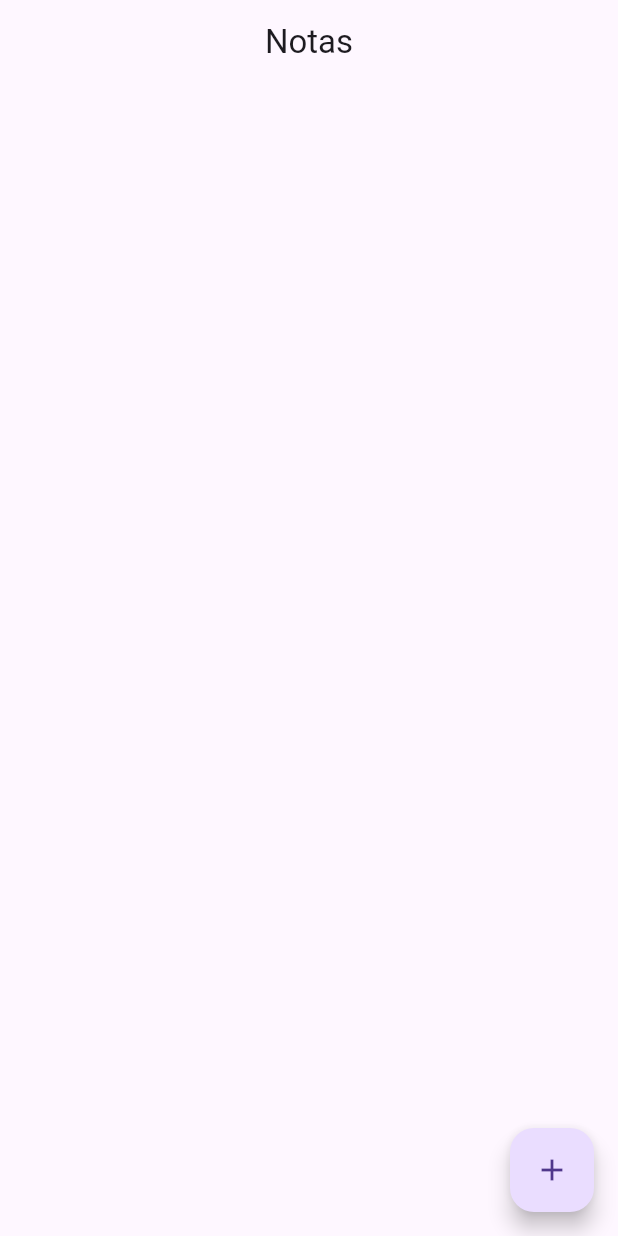
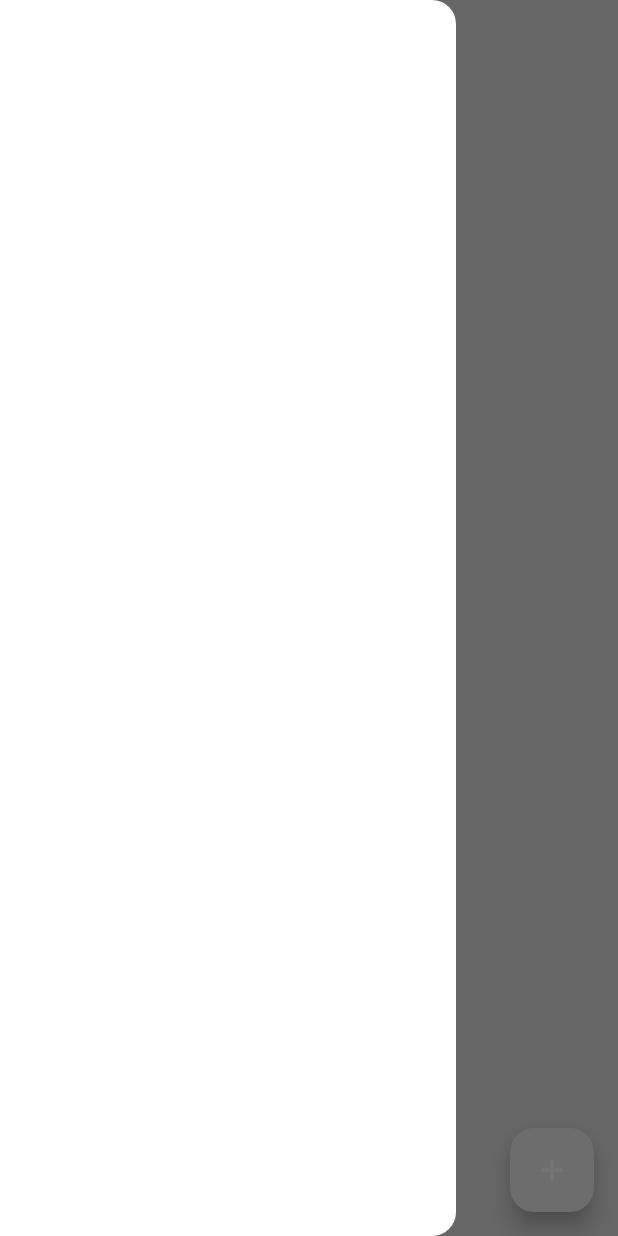
Before and after one commit to Wpylson/new_todo, a Flutter app: the screen it shows after launch, with the side drawer open (before the commit the screen has no drawer), on a phone screen of 412 x 824 dp. Run offline on Flutter 3.47's test engine with Material 3 defaults, Android fonts, the phone set to English and light mode, and no system bars; our stand-ins replace google_fonts, isar; accounts and stored records are empty; generated files the repository leaves out were written again.

Commit message:
Updated Home Screen

```diff
--- a/lib/app_main.dart
+++ b/lib/app_main.dart
@@ -1,13 +1,16 @@
 import 'package:flutter/material.dart';
 import 'package:new_todo/screens/home_screen.dart';
+import 'package:new_todo/theme/theme_provider.dart';
+import 'package:provider/provider.dart';
 
 class MyApp extends StatelessWidget {
   const MyApp({super.key});
   @override
   Widget build(BuildContext context) {
-    return const MaterialApp(
+    return MaterialApp(
       debugShowCheckedModeBanner: false,
-      home: HomeScreen(),
+      theme: Provider.of<ThemeProvider>(context).themeData,
+      home: const HomeScreen(),
     );
   }
 }
--- a/lib/main.dart
+++ b/lib/main.dart
@@ -1,6 +1,7 @@
 import 'package:flutter/material.dart';
 import 'package:new_todo/app_main.dart';
 import 'package:new_todo/models/note_database.dart';
+import 'package:new_todo/theme/theme_provider.dart';
 import 'package:provider/provider.dart';
 
 void main() async {
@@ -8,8 +9,15 @@ void main() async {
   WidgetsFlutterBinding.ensureInitialized();
   await NoteDatabase.initialize();
 
-  runApp(ChangeNotifierProvider(
-    create: (context) => NoteDatabase(),
-    child: const MyApp(),
-  ));
+  runApp(
+    MultiProvider(
+      providers: [
+        ChangeNotifierProvider(
+          create: (context) => NoteDatabase(),
+        ),
+        ChangeNotifierProvider(create: (context) => ThemeProvider()),
+      ],
+      child: const MyApp(),
+    ),
+  );
 }
--- a/lib/screens/home_screen.dart
+++ b/lib/screens/home_screen.dart
@@ -1,4 +1,5 @@
 import 'package:flutter/material.dart';
+import 'package:google_fonts/google_fonts.dart';
 import 'package:new_todo/models/note.dart';
 import 'package:new_todo/models/note_database.dart';
 import 'package:provider/provider.dart';
@@ -134,19 +135,37 @@ class _HomeScreenState extends State<HomeScreen> {
     List<Note> currentNotes = noteDatabase.currentNotes;
 
     return Scaffold(
+      backgroundColor: Theme.of(context).colorScheme.background,
       appBar: AppBar(
-        title: const Text('Notas'),
-        centerTitle: true,
+        backgroundColor: Colors.transparent,
         elevation: 0,
+        foregroundColor: Theme.of(context).colorScheme.inversePrimary,
       ),
       floatingActionButton: FloatingActionButton(
         onPressed: createNote,
         child: const Icon(Icons.add),
       ),
-      body: ListView.builder(
+      drawer: Drawer(),
+      body: Column(
+        crossAxisAlignment: CrossAxisAlignment.start,
+        children: [
+          //Heading
+          Padding(
+            padding: const EdgeInsets.all(25.0),
+            child: Text(
+              'Notas',
+              style: GoogleFonts.dmSerifText(
+                fontSize: 48,
+                color: Theme.of(context).colorScheme.inversePrimary,
+              ),
+            ),
+          ),
+
+          Expanded(
+            child: ListView.builder(
               itemCount: currentNotes.length,
               itemBuilder: (context, index) {
-          //get individual note
+                //get individual noteelse
                 final note = currentNotes[index];
 
                 //List tile UI
@@ -169,6 +188,9 @@ class _HomeScreenState extends State<HomeScreen> {
                 );
               },
             ),
+          ),
+        ],
+      ),
     );
   }
 }
```
Lines whose indentation alone changed are shown as unchanged.
